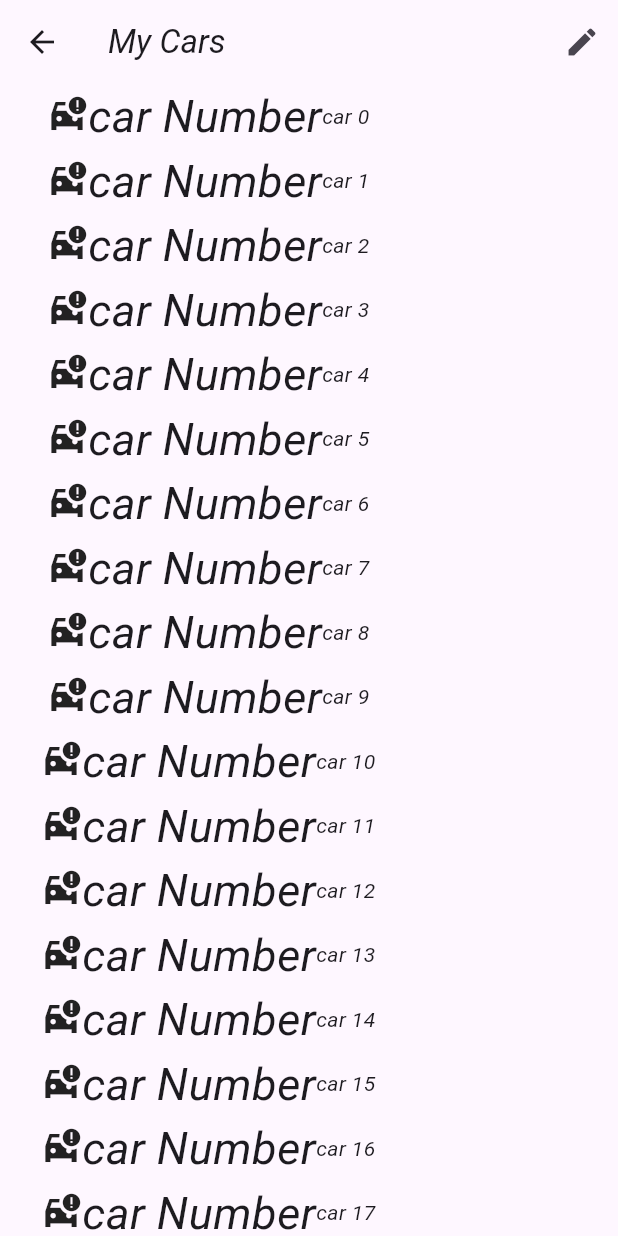
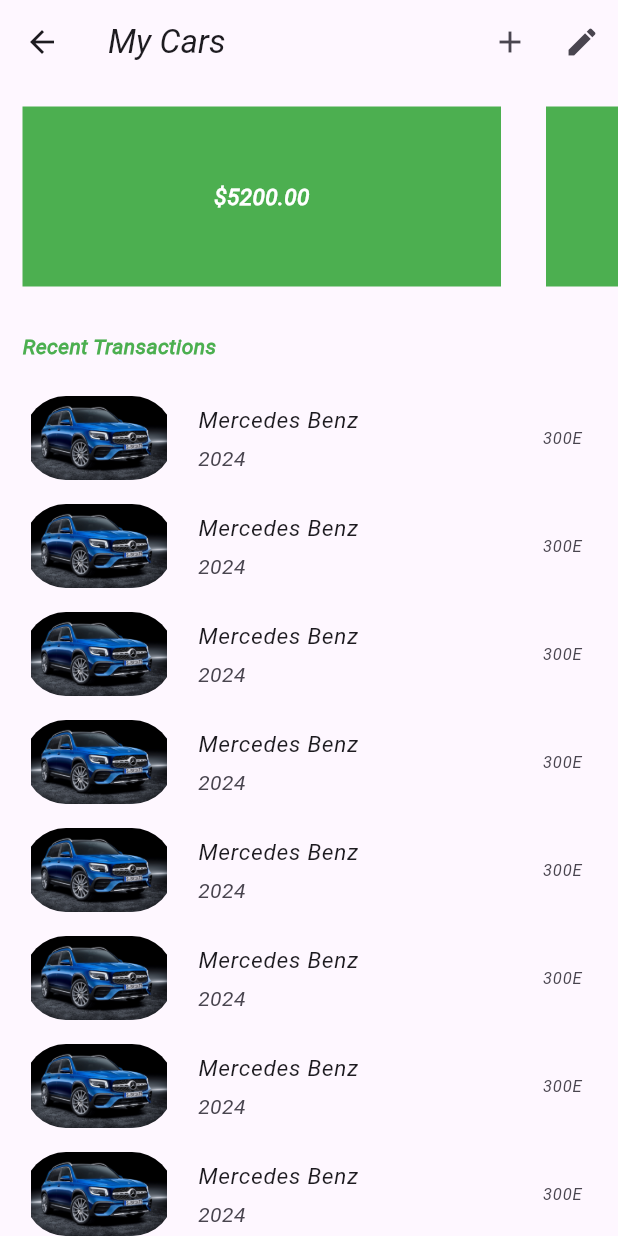
Before and after one commit to Mahmoud-hamza-1/Masaffat_Project, a Flutter app: the Mycars screen opened directly, on a phone screen of 412 x 824 dp. Run offline on Flutter 3.47's test engine with Material 3 defaults, Android fonts, the phone set to English and light mode, and no system bars; our stand-ins replace animate_do, animated_bottom_navigation_bar, carousel_slider, dartz, flutter_datetime_picker_bdaya, flutter_otp_text_field and 7 more; missing offline and left inert: flutter_barcode_scanner, flutter_osm_plugin; accounts and stored records are empty.

Commit message:
hamdan 18/8

```diff
--- a/lib/view/screen/myCars.dart
+++ b/lib/view/screen/myCars.dart
@@ -6,6 +6,9 @@
 import 'package:swipe_to/swipe_to.dart';
 
 import 'package:http/http.dart ' as http;
+
+import '../../controller/myCarController.dart';
+import 'addingCar.dart';
 //import 'package:line_awesome_flutter/line_awesome_flutter.dart';
 
 class Mycars extends StatelessWidget {
@@ -26,35 +29,149 @@
   @override
   Widget build(BuildContext context) {
     var isDark = MediaQuery.of(context).platformBrightness == Brightness.dark;
+
+    //MyCarsControllerImp controller = Get.put(MyCarsControllerImp());
+
     return Scaffold(
         appBar: AppBar(
           title: Text("My Cars"),
-          actions: [IconButton(onPressed: () {}, icon: Icon(Icons.edit))],
+          actions: [
+            IconButton(
+                onPressed: () {
+                  Get.to(Addingcar());
+                },
+                icon: Icon(Icons.add)),
+            IconButton(onPressed: () {}, icon: Icon(Icons.edit))
+          ],
         ),
-        body: ListView.builder(
-            itemCount: myCars.length,
-            itemBuilder: (context, index) {
-              return Padding(
-                padding: const EdgeInsets.only(left: 15),
-                child: Row(
-                  mainAxisAlignment: MainAxisAlignment.center,
-                  crossAxisAlignment: CrossAxisAlignment.center,
+        body: SingleChildScrollView(
+          scrollDirection: Axis.vertical,
+          child: Column(
+            crossAxisAlignment: CrossAxisAlignment.start,
+            children: [
+              SizedBox(
+                width: double.infinity,
+                height: 150,
+                child: ListView(
+                  scrollDirection: Axis.horizontal,
                   children: [
-                    Icon(
-                      Icons.car_crash_sharp,
-                      size: 28,
+                    Container(
+                      margin: const EdgeInsets.all(15),
+                      width: 319,
+                      height: 100,
+                      color: Colors.green,
+                      alignment: Alignment.center,
+                      child: const Text(
+                        '\$5200.00',
+                        style: TextStyle(
+                            fontSize: 15,
+                            color: Colors.white,
+                            fontWeight: FontWeight.bold),
+                      ),
                     ),
-                    Text(
-                      "car Number",
-                      style: TextStyle(fontSize: 30),
+                    Container(
+                      margin: const EdgeInsets.all(15),
+                      width: 319,
+                      height: 100,
+                      color: Colors.green,
+                      alignment: Alignment.center,
+                      child: const Text(
+                        '\$1200.00',
+                        style: TextStyle(
+                            fontSize: 15,
+                            color: Colors.white,
+                            fontWeight: FontWeight.bold),
+                      ),
                     ),
-                    Text(myCars[index]),
-                    SizedBox(
-                      width: 150,
-                    ),
+                    const SizedBox(height: 24),
                   ],
                 ),
-              );
-            }));
+              ),
+              const Padding(
+                padding: EdgeInsets.all(15),
+                child: Text(
+                  "Recent Transactions",
+                  style: TextStyle(
+                      fontSize: 14,
+                      fontWeight: FontWeight.bold,
+                      color: Colors.green),
+                ),
+              ),
+              Center(
+                child:
+                    //FutureBuilder<List<MyCarsControllerImp>>(
+                    //future: controller.getMyCars(),
+                    //builder: (context, snapshot) {
+                    //if (snapshot.hasData) {
+                    //return
+                    ListView.builder(
+                  shrinkWrap: true,
+                  itemCount: 10,
+                  // snapshot.data!.length,
+                  itemBuilder: (context, index) {
+                    return ListTile(
+                      leading:
+
+                          //  CircleAvatar(
+                          //   child:
+                          //   Image.asset('assets/images/Mercedes.jpg'),
+                          //   // Icon(Icons.car_rental_rounded)
+                          //   //  Image.network(
+                          //   //     snapshot.data![index].avatar.toString()),
+                          // ),
+
+                          ClipRRect(
+                        borderRadius: BorderRadius.circular(30.0),
+                        child: Image.asset(
+                          'assets/images/Mercedes.jpg',
+                          height: 100.0,
+                          width: 100.0,
+                        ),
+                      ),
+                      title: Text("Mercedes Benz"),
+                      // Text(snapshot.data![index].name.toString()),
+                      trailing: Text("300E"),
+                      // Text(snapshot.data![index].amount.toString()),
+                      subtitle: Text("2024"),
+
+                      //Text(snapshot.data![index].date.toString()),
+                    );
+                  },
+                ),
+              )
+            ],
+          ),
+        ));
+    //  } else if (snapshot.hasError) {
+    //  return Text('${snapshot.error}');
+    // }
+    //return const CircularProgressIndicator();
   }
 }
+// ),
+
+//  ListView.builder(
+//     itemCount: myCars.length,
+//     itemBuilder: (context, index) {
+//       return Padding(
+//         padding: const EdgeInsets.only(left: 15),
+//         child: Row(
+//           mainAxisAlignment: MainAxisAlignment.center,
+//           crossAxisAlignment: CrossAxisAlignment.center,
+//           children: [
+//             Icon(
+//               Icons.car_crash_sharp,
+//               size: 28,
+//             ),
+//             Text(
+//               "car Number",
+//               style: TextStyle(fontSize: 30),
+//             ),
+//             Text(myCars[index]),
+//             SizedBox(
+//               width: 150,
+//             ),
+//           ],
+//         ),
+//       );
+//     })
```
Also changed, not shown: lib/controller/login2Controller.dart (+6 -2 lines), lib/controller/myCarController.dart (added, +73 -0 lines), lib/view/screen/Updateprofile.dart (+58 -26 lines), lib/view/screen/addingCar.dart (added, +235 -0 lines), assets/images/Mercedes.jpg (added).
